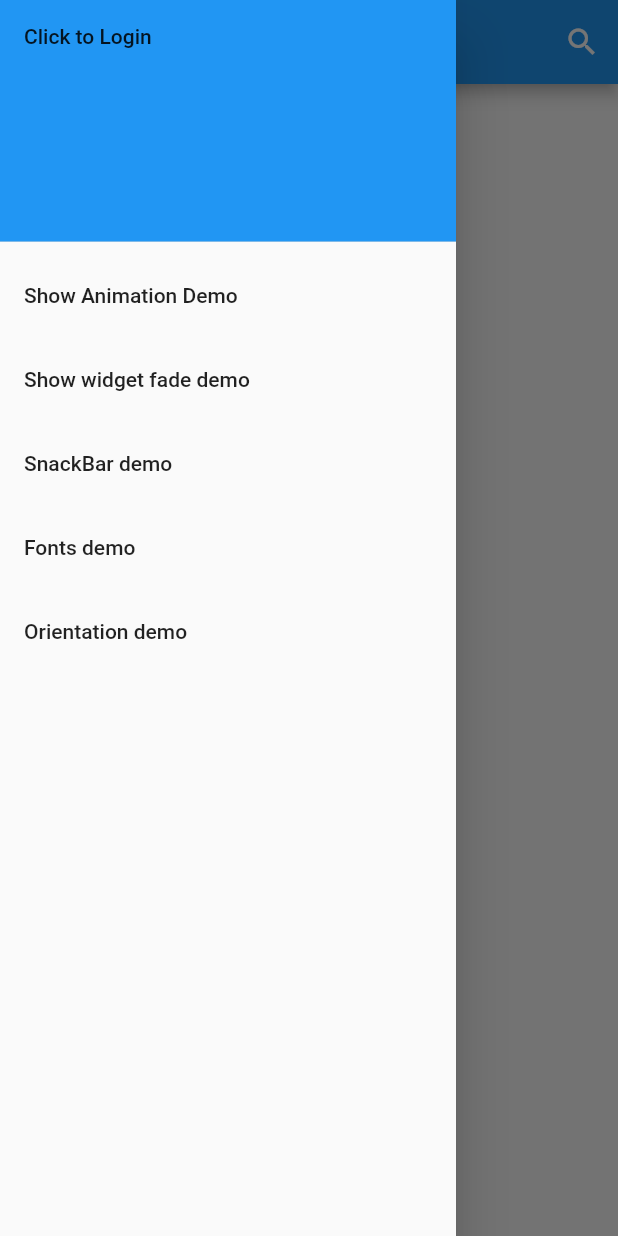
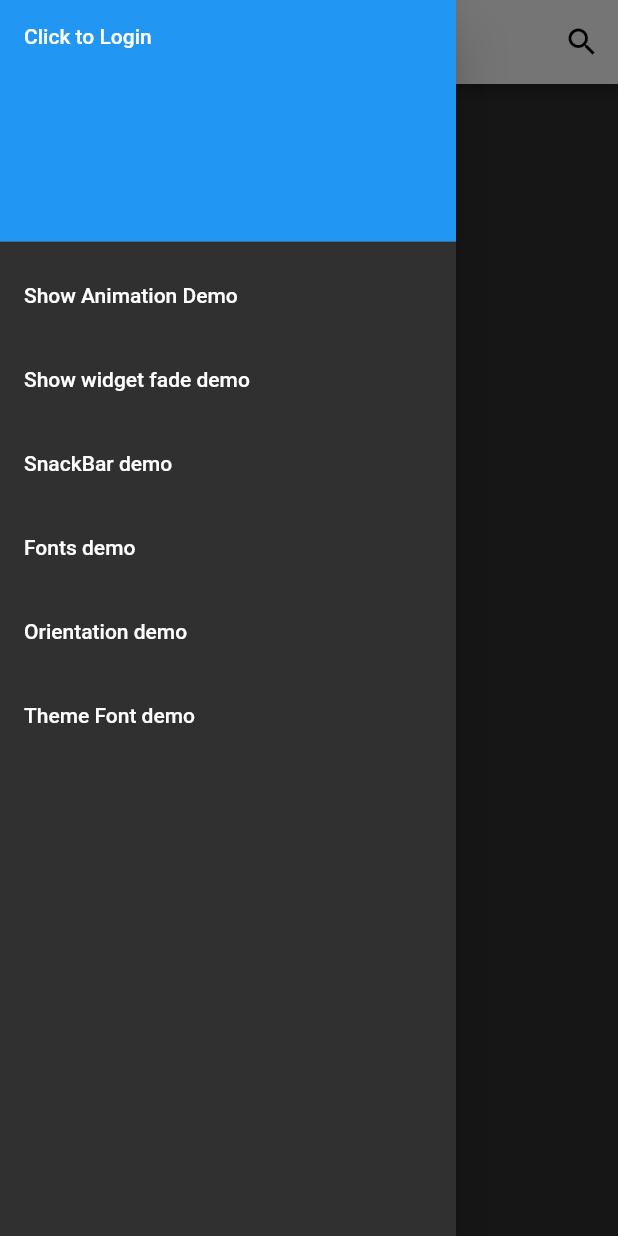
Before and after one commit to yangjiheng/flutter_cookbook, a Flutter app: the screen it shows after launch, with the side drawer open, on a phone screen of 412 x 824 dp. Run offline on Flutter 3.47's test engine with Material 2 defaults, Android fonts, the phone set to English and light mode, and no system bars; our stand-ins replace shared_preferences; Roboto replaces fonts that are missing (Montserrat).

Commit message:
Implement Using Themes to share colors and font styles

```diff
--- a/lib/main.dart
+++ b/lib/main.dart
@@ -9,7 +9,17 @@ class FlutterCookbook extends StatelessWidget {
   Widget build(BuildContext context) {
     return MaterialApp(
       title: "Flutter Cookbook",
-      theme: ThemeData(primarySwatch: Colors.blue),
+      theme: ThemeData(
+        brightness: Brightness.dark,
+        primaryColor: Colors.white,
+        accentColor: Colors.cyan[600],
+        fontFamily: 'Montserrat',
+        textTheme: TextTheme(
+          headline: TextStyle(fontSize: 72.0, fontWeight: FontWeight.bold),
+          title: TextStyle(fontSize: 36.0, fontStyle: FontStyle.italic),
+          body1: TextStyle(fontSize: 14.0, fontFamily: 'Hind')
+        )
+      ),
       home: HomePage(title: globals.appName),
     );
   }
--- a/lib/pages/homepage.dart
+++ b/lib/pages/homepage.dart
@@ -7,6 +7,7 @@ import "./widgetfadepage.dart";
 import "./snackbarpage.dart";
 import "./fontspage.dart";
 import "./orientationpage.dart";
+import "./themepage.dart";
 import "package:shared_preferences/shared_preferences.dart";
 
 class HomePage extends StatefulWidget {
@@ -87,6 +88,12 @@ class HomePageState extends State<HomePage> {
               onTap: () {
                 Navigator.push(context, MaterialPageRoute(builder: (context) => OrientationPage()));
               },
+            ),
+            ListTile(
+              title: Text("Theme Font demo"),
+              onTap: () {
+                Navigator.push(context, MaterialPageRoute(builder: (context) => ThemePage()));
+              },
             )
           ]
         ),
--- /dev/null
+++ b/lib/pages/themepage.dart
@@ -0,0 +1,33 @@
+import "package:flutter/material.dart";
+
+class ThemePage extends StatefulWidget {
+  @override
+  ThemePageState createState() => ThemePageState();
+}
+
+class ThemePageState extends State<ThemePage> {
+  @override
+  Widget build(BuildContext context) {
+    return Scaffold(
+      appBar: AppBar(
+        title: Text("Theme Demo")
+      ),
+      body: Center(
+        child: Container(
+          color: Theme.of(context).accentColor,
+          child: Text(
+            'Text with a background color',
+            style: Theme.of(context).textTheme.title,
+          ),
+        )
+      ),
+      floatingActionButton: Theme(
+        data: Theme.of(context).copyWith(accentColor: Colors.yellow),
+        child: FloatingActionButton(
+          onPressed: null,
+
+        ),
+      ),
+    );
+  }
+}
```
Also changed, not shown: 1 other file.
